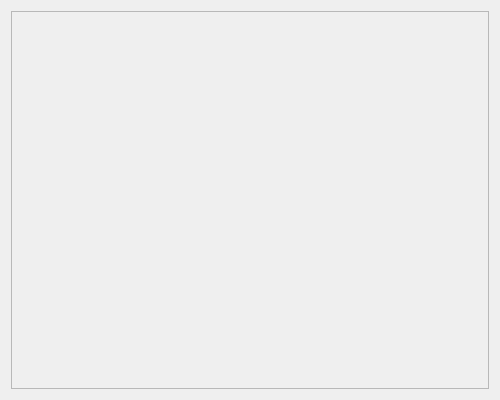
This is src/gui/widgets/definition/definitionwidget.ui in ripose-jp/Memento as Qt 5 draws it before an edit. The edited form follows.
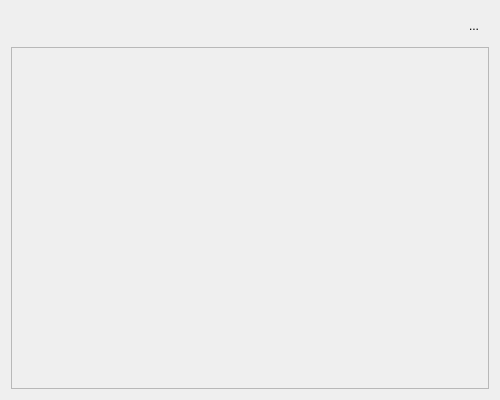
This is the edited form.

```diff
--- a/src/gui/widgets/definition/definitionwidget.ui
+++ b/src/gui/widgets/definition/definitionwidget.ui
@@ -26,6 +26,46 @@
    <string notr="true"/>
   </property>
   <layout class="QVBoxLayout" name="verticalLayout">
+   <item alignment="Qt::AlignRight">
+    <widget class="QWidget" name="widgetNav" native="true">
+     <property name="toolTip">
+      <string>Close</string>
+     </property>
+     <layout class="QHBoxLayout" name="horizontalLayout">
+      <property name="spacing">
+       <number>0</number>
+      </property>
+      <property name="leftMargin">
+       <number>0</number>
+      </property>
+      <property name="topMargin">
+       <number>0</number>
+      </property>
+      <property name="rightMargin">
+       <number>0</number>
+      </property>
+      <property name="bottomMargin">
+       <number>0</number>
+      </property>
+      <item>
+       <widget class="QToolButton" name="buttonClose">
+        <property name="minimumSize">
+         <size>
+          <width>30</width>
+          <height>30</height>
+         </size>
+        </property>
+        <property name="text">
+         <string>...</string>
+        </property>
+        <property name="autoRaise">
+         <bool>true</bool>
+        </property>
+       </widget>
+      </item>
+     </layout>
+    </widget>
+   </item>
    <item>
     <widget class="QScrollArea" name="scrollArea">
      <property name="sizePolicy">
@@ -52,7 +92,7 @@
         <x>0</x>
         <y>0</y>
         <width>484</width>
-        <height>384</height>
+        <height>344</height>
        </rect>
       </property>
       <property name="sizePolicy">
```
